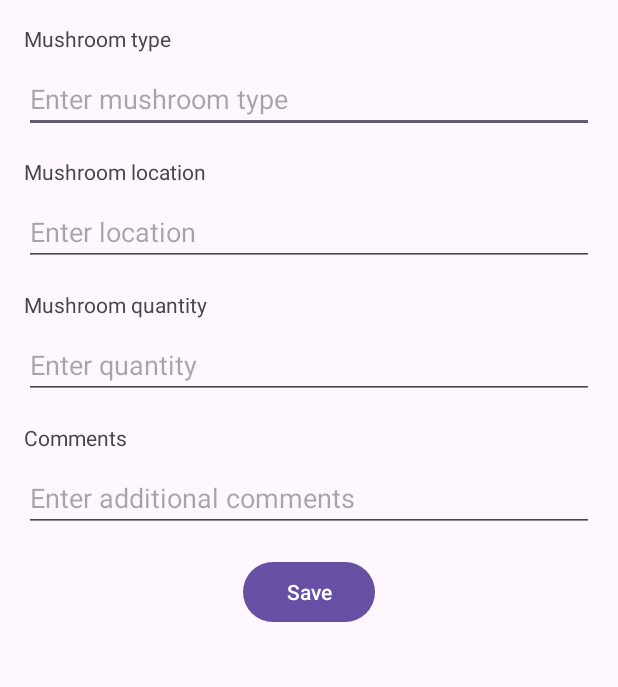
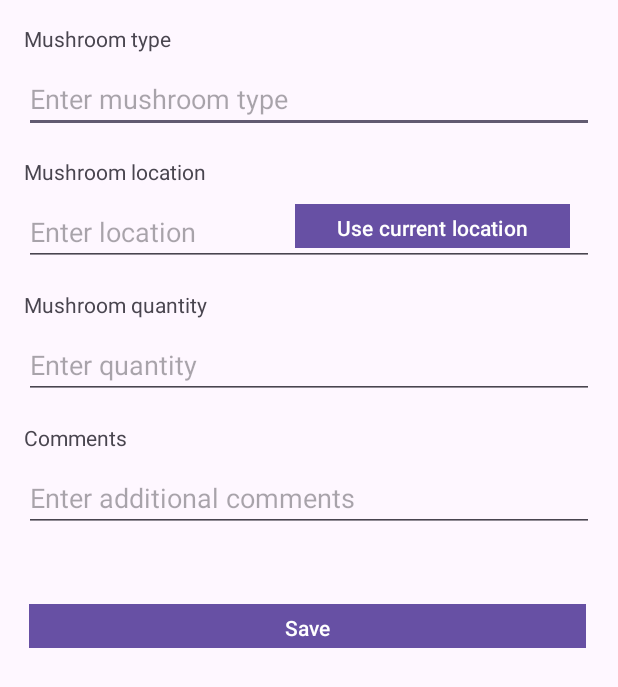
Before and after one commit to iamAmanShaukat/MushroomHunting, an Android app: the screen it shows after launch (AddMushroomDetailsActivity), after a tap on "Add Mushroom Details", on a phone screen of 412 x 824 dp. Shown: the top 687 px of the screen. Run offline under Robolectric (Android 15) with nearby library versions, the phone set to English and light mode, and no system bars.

Commit message:
AddMushroomDetails | use current location

```diff
--- a/app/build.gradle.kts
+++ b/app/build.gradle.kts
@@ -38,6 +38,7 @@ dependencies {
     implementation(libs.activity)
     implementation(libs.constraintlayout)
     implementation(libs.lombok)
+    implementation(libs.play.services.location)
     testImplementation(libs.junit)
     androidTestImplementation(libs.ext.junit)
     androidTestImplementation(libs.espresso.core)
--- a/app/src/main/AndroidManifest.xml
+++ b/app/src/main/AndroidManifest.xml
@@ -2,11 +2,12 @@
 <manifest
     xmlns:android="http://schemas.android.com/apk/res/android"
     xmlns:tools="http://schemas.android.com/tools">
+<!--    Locaition permossion-->
     <uses-permission android:name="android.permission.ACCESS_FINE_LOCATION" />
     <uses-permission android:name="android.permission.ACCESS_COARSE_LOCATION" />
 
     <application
-        android:name=".util.MushroomHunting"
+        android:name=".util.AppContextUtil"
         android:allowBackup="true"
         android:dataExtractionRules="@xml/data_extraction_rules"
         android:fullBackupContent="@xml/backup_rules"
--- a/app/src/main/java/com/example/mushroomhunting/activity/AddMushroomDetailsActivity.java
+++ b/app/src/main/java/com/example/mushroomhunting/activity/AddMushroomDetailsActivity.java
@@ -1,37 +1,71 @@
 package com.example.mushroomhunting.activity;
+
 import android.app.AlertDialog;
 import android.content.DialogInterface;
+import android.content.pm.PackageManager;
+import android.location.Address;
+import android.location.Geocoder;
 import android.os.Bundle;
 import android.text.TextUtils;
+import android.util.Log;
 import android.view.View;
 import android.widget.Button;
 import android.widget.EditText;
 import android.widget.Toast;
+
+import androidx.annotation.NonNull;
 import androidx.appcompat.app.AppCompatActivity;
+import androidx.core.app.ActivityCompat;
 
 import com.example.mushroomhunting.R;
 import com.example.mushroomhunting.dto.MushroomDto;
+import com.example.mushroomhunting.util.LocationUtils;
 import com.example.mushroomhunting.validate.Validation;
+import com.google.android.gms.location.FusedLocationProviderClient;
+import com.google.android.gms.location.LocationServices;
+
+import java.io.IOException;
+import java.util.List;
+import java.util.Objects;
+
 
 public class AddMushroomDetailsActivity extends AppCompatActivity {
 
+    private static final int LOCATION_PERMISSION_REQUEST_CODE = 100;
     private EditText mushroomTypeInput;
     private EditText mushroomLocationInput;
     private EditText mushroomQuantityInput;
     private EditText additionalCommentsInput;
     private Button saveMushroomDetails;
+    private FusedLocationProviderClient fusedLocationClient;
+    private Button currLocationBtn;
 
     @Override
     protected void onCreate(Bundle savedInstanceState) {
         super.onCreate(savedInstanceState);
         setContentView(R.layout.activity_add_mushroom_details);
 
+
         // Initialize the input fields and button
         mushroomTypeInput = findViewById(R.id.mushroom_type_input);
         mushroomLocationInput = findViewById(R.id.mushroom_location_input);
+        currLocationBtn = findViewById(R.id.curr_location_btn);
         mushroomQuantityInput = findViewById(R.id.mushroom_quantity_input);
         additionalCommentsInput = findViewById(R.id.additional_comments_input);
         saveMushroomDetails = findViewById(R.id.save_mushroom_details);
+
+        // Initialize FusedLocationProviderClient
+        fusedLocationClient = LocationServices.getFusedLocationProviderClient(this);
+
+        // Set up the button to get current location
+        currLocationBtn.setOnClickListener(v ->
+                LocationUtils.fetchCurrentLocation(this, new LocationUtils.LocationCallback() {
+                    @Override
+                    public void onLocationFetched(String locationName) {
+                        mushroomLocationInput.setText(locationName);
+                    }
+                })
+        );
 
         // Set onClickListener for the save button
         saveMushroomDetails.setOnClickListener(new View.OnClickListener() {
@@ -41,6 +75,17 @@ public class AddMushroomDetailsActivity extends AppCompatActivity {
             }
         });
     }
+
+    @Override
+    public void onRequestPermissionsResult(int requestCode, @NonNull String[] permissions, @NonNull int[] grantResults) {
+        super.onRequestPermissionsResult(requestCode, permissions, grantResults);
+        LocationUtils.handlePermissionResult(requestCode, grantResults, () ->
+                LocationUtils.fetchCurrentLocation(this, locationName ->
+                        mushroomLocationInput.setText(locationName))
+        );
+    }
+
+
 
     private void saveMushroomDetails() {
         MushroomDto mushroomDto = new MushroomDto();
@@ -53,7 +98,7 @@ public class AddMushroomDetailsActivity extends AppCompatActivity {
         // Validate required fields
         Validation validation = new Validation();
         String toastMessage = validation.validateMushroomDetails(mushroomDto);
-        if(!TextUtils.isEmpty(toastMessage)){
+        if (!TextUtils.isEmpty(toastMessage)) {
             Toast.makeText(this, toastMessage, Toast.LENGTH_SHORT).show();
             return;
         }
--- a/app/src/main/java/com/example/mushroomhunting/db/DatabaseManager.java
+++ b/app/src/main/java/com/example/mushroomhunting/db/DatabaseManager.java
@@ -8,7 +8,7 @@ import android.util.Log;
 import com.example.mushroomhunting.constant.AppConstants;
 import com.example.mushroomhunting.dto.MushroomDto;
 import com.example.mushroomhunting.dto.TripDto;
-import com.example.mushroomhunting.util.MushroomHunting;
+import com.example.mushroomhunting.util.AppContextUtil;
 
 import java.util.ArrayList;
 import java.util.List;
@@ -18,7 +18,7 @@ public class DatabaseManager {
     private DatabaseHelper dbHelper;
 
     public DatabaseManager() {
-        dbHelper = new DatabaseHelper(MushroomHunting.getAppContext());
+        dbHelper = new DatabaseHelper(AppContextUtil.getAppContext());
     }
 
     // Method to save a Trip
--- a/app/src/main/java/com/example/mushroomhunting/util/MushroomHunting.java
+++ b/app/src/main/java/com/example/mushroomhunting/util/AppContextUtil.java
@@ -3,8 +3,8 @@ package com.example.mushroomhunting.util;
 import android.app.Application;
 import android.content.Context;
 
-public class MushroomHunting extends Application {
-    private static MushroomHunting instance;
+public class AppContextUtil extends Application {
+    private static AppContextUtil instance;
 
     @Override
     public void onCreate() {
--- a/app/src/main/res/layout/activity_add_mushroom_details.xml
+++ b/app/src/main/res/layout/activity_add_mushroom_details.xml
@@ -54,6 +54,21 @@
         app:layout_constraintStart_toStartOf="parent"
         app:layout_constraintEnd_toEndOf="parent" />
 
+
+    <Button
+        android:id="@+id/curr_location_btn"
+        android:layout_width="183dp"
+        android:layout_height="37dp"
+        android:layout_marginTop="8dp"
+        android:clickable="true"
+        android:text="Use current location"
+        app:cornerRadius="0dp"
+        app:layout_constraintEnd_toEndOf="@+id/mushroom_location_input"
+        app:layout_constraintHorizontal_bias="0.918"
+        app:layout_constraintStart_toStartOf="@+id/mushroom_location_input"
+        app:layout_constraintTop_toBottomOf="@id/mushroom_location_label" />
+
+
     <!-- Quantity -->
     <TextView
         android:id="@+id/mushroom_quantity_label"
@@ -105,11 +120,17 @@
     <!-- Submit Button -->
     <Button
         android:id="@+id/save_mushroom_details"
-        android:layout_width="wrap_content"
-        android:layout_height="wrap_content"
+        android:layout_width="371dp"
+        android:layout_height="37dp"
+        android:layout_marginTop="44dp"
+        android:layout_marginStart="16dp"
+        android:layout_marginEnd="16dp"
         android:text="Save"
-        android:layout_marginTop="16dp"
-        app:layout_constraintTop_toBottomOf="@id/additional_comments_input"
+        app:cornerRadius="0dp"
         app:layout_constraintEnd_toEndOf="parent"
-        app:layout_constraintStart_toStartOf="parent" />
+        app:layout_constraintHorizontal_bias="0.4"
+        app:layout_constraintStart_toStartOf="parent"
+        app:layout_constraintTop_toBottomOf="@id/additional_comments_input" />
+
+
 </androidx.constraintlayout.widget.ConstraintLayout>
--- a/gradle/libs.versions.toml
+++ b/gradle/libs.versions.toml
@@ -8,6 +8,7 @@ material = "1.12.0"
 activity = "1.9.2"
 constraintlayout = "2.1.4"
 lombok = "1.18.30"
+playServicesLocation = "21.3.0"
 
 [libraries]
 junit = { group = "junit", name = "junit", version.ref = "junit" }
@@ -18,6 +19,7 @@ material = { group = "com.google.android.material", name = "material", version.r
 activity = { group = "androidx.activity", name = "activity", version.ref = "activity" }
 constraintlayout = { group = "androidx.constraintlayout", name = "constraintlayout", version.ref = "constraintlayout" }
 lombok = { group = "org.projectlombok", name = "lombok", version.ref = "lombok" }
+play-services-location = { group = "com.google.android.gms", name = "play-services-location", version.ref = "playServicesLocation" }
 
 [plugins]
 android-application = { id = "com.android.application", version.ref = "agp" }
```
Also changed, not shown: app/src/main/java/com/example/mushroomhunting/util/LocationUtils.java (added, +79 -0 lines).
